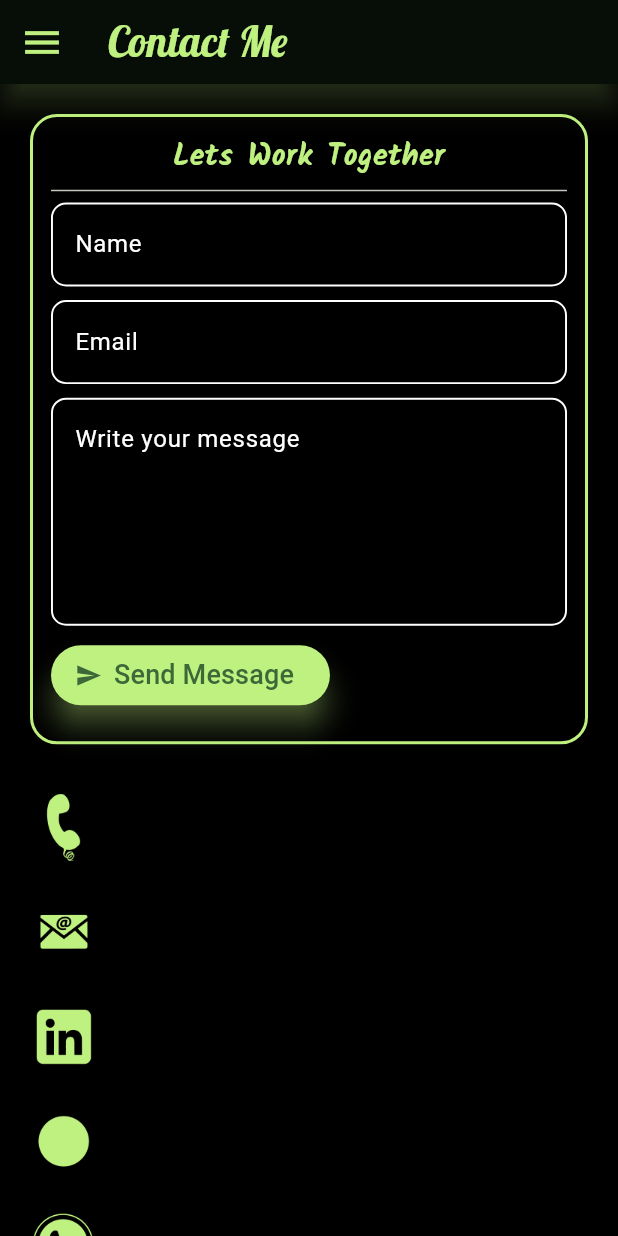
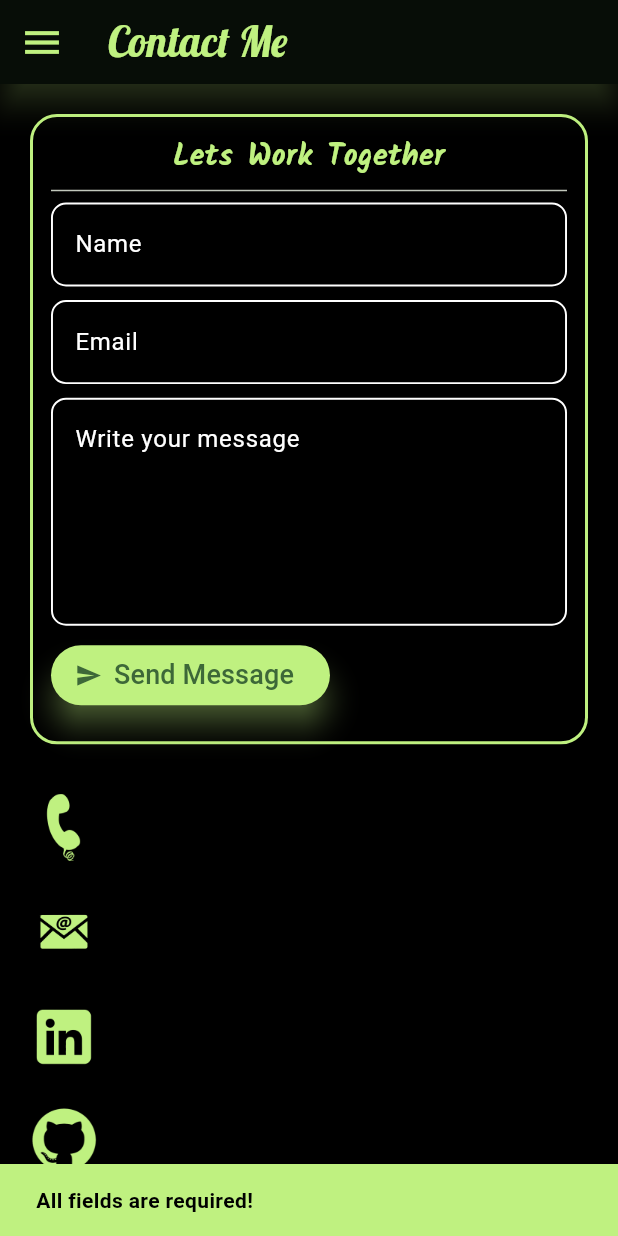
Before and after one commit to DeveloperSumit16/PortfolioApp, a Flutter app: the ContactMe screen opened directly, after a tap on "Send Message", on a phone screen of 412 x 824 dp. Run offline on Flutter 3.47's test engine with Material 3 defaults, Android fonts, the phone set to English and light mode, and no system bars; our stand-ins replace cloud_firestore, dio, firebase_core, firebase_storage, flutter_card_swiper, google_fonts and 3 more; accounts and stored records are empty.

Commit message:
final commit

```diff
--- a/lib/animations/lottie.dart
+++ b/lib/animations/lottie.dart
@@ -16,8 +16,8 @@ class _LottieAnimationState extends State<LottieAnimation> {
   @override
   void initState() {
     super.initState();
-    Timer(Duration(seconds: 3), () {
-      Navigator.of(context).pushReplacement(MaterialPageRoute(builder: (context) => MyPortfolio()));
+    Timer(const Duration(seconds: 3), () {
+      Navigator.of(context).pushReplacement(MaterialPageRoute(builder: (context) => const MyPortfolio()));
     });
   }
 
--- a/lib/screens/contact_me.dart
+++ b/lib/screens/contact_me.dart
@@ -1,3 +1,4 @@
+import 'package:cloud_firestore/cloud_firestore.dart';
 import 'package:flutter/material.dart';
 import 'package:google_fonts/google_fonts.dart';
 import 'package:odyssey/constants/colors.dart';
@@ -13,7 +14,9 @@ class ContactMe extends StatefulWidget {
 }
 
 class _ContactMeState extends State<ContactMe> {
-  bool _isOpen = false;
+  TextEditingController nameController = TextEditingController();
+  TextEditingController emailController = TextEditingController();
+  TextEditingController messageController = TextEditingController();
 
   @override
   Widget build(BuildContext context) {
@@ -29,7 +32,7 @@ class _ContactMeState extends State<ContactMe> {
             crossAxisAlignment: CrossAxisAlignment.start,
             children: [
               Container(
-                padding: EdgeInsets.all(12),
+                padding: const EdgeInsets.all(12),
                 width: double.infinity,
                 height: s.height * 0.51,
                 decoration: BoxDecoration(
@@ -49,6 +52,7 @@ class _ContactMeState extends State<ContactMe> {
                       ),
                       const Divider(),
                       TextFormField(
+                        controller: nameController,
                         cursorColor: Constants.mainColor,
                         style: const TextStyle(color: Constants.mainColor),
                         decoration: InputDecoration(
@@ -68,6 +72,7 @@ class _ContactMeState extends State<ContactMe> {
                       ),
                       SizedBox(height: s.height * 0.011),
                       TextFormField(
+                        controller: emailController,
                         cursorColor: Constants.mainColor,
                         style: const TextStyle(color: Constants.mainColor),
                         decoration: InputDecoration(
@@ -87,6 +92,7 @@ class _ContactMeState extends State<ContactMe> {
                       ),
                       SizedBox(height: s.height * 0.011),
                       TextFormField(
+                        controller: messageController,
                         maxLines: 5,
                         cursorColor: Constants.mainColor,
                         style: const TextStyle(color: Constants.mainColor),
@@ -112,7 +118,9 @@ class _ContactMeState extends State<ContactMe> {
                               backgroundColor: Constants.mainColor,
                               elevation: 8,
                               shadowColor: Constants.mainColor),
-                          onPressed: () {},
+                          onPressed: () async {
+                            await _sendMessage(context);
+                          },
                           icon: const Icon(Icons.send, size: 18),
                           label: const Text(
                             "Send Message",
@@ -125,15 +133,25 @@ class _ContactMeState extends State<ContactMe> {
                 ),
               ),
               SizedBox(height: s.height * 0.04),
-              IconWithAnimatedLabel(iconImage: "assets/images/phone_icon.png", labelText: "+91 832025660"),
+              const IconWithAnimatedLabel(
+                  iconImage: "assets/images/phone_icon.png",
+                  labelText: "+91 832025660"),
               SizedBox(height: s.height * 0.03),
-              IconWithAnimatedLabel(iconImage: "assets/images/email_icon.png", labelText: "kumarsumi.das2002@gmail.com"),
+              const IconWithAnimatedLabel(
+                  iconImage: "assets/images/email_icon.png",
+                  labelText: "kumarsumi.das2002@gmail.com"),
               SizedBox(height: s.height * 0.03),
-              IconWithAnimatedLabel(iconImage: "assets/images/linked_icon.png", labelText: "www.linkedin.com/in/sumit-kumar-das-7b4a8a2a4"),
+              const IconWithAnimatedLabel(
+                  iconImage: "assets/images/linked_icon.png",
+                  labelText: "www.linkedin.com/in/sumit-kumar-das-7b4a8a2a4"),
               SizedBox(height: s.height * 0.03),
-              IconWithAnimatedLabel(iconImage: "assets/images/github_icon.png", labelText: "www.Git_Hub_Link.com"),
+              const IconWithAnimatedLabel(
+                  iconImage: "assets/images/github_icon.png",
+                  labelText: "https://github.com/DeveloperSumit16"),
               SizedBox(height: s.height * 0.03),
-              IconWithAnimatedLabel(iconImage: "assets/images/whatsapp_icon.png", labelText: "+91 832025660"),
+              const IconWithAnimatedLabel(
+                  iconImage: "assets/images/whatsapp_icon.png",
+                  labelText: "+91 832025660"),
               SizedBox(height: s.height * 0.04),
             ],
           ),
@@ -141,4 +159,59 @@ class _ContactMeState extends State<ContactMe> {
       ),
     );
   }
+
+  Future<void> _sendMessage(BuildContext context) async {
+    String name = nameController.text;
+    String email = emailController.text;
+    String message = messageController.text;
+
+    if (name.isEmpty || email.isEmpty || message.isEmpty) {
+      ScaffoldMessenger.of(context).showSnackBar(
+        const SnackBar(
+          content: Text(
+            "All fields are required!",
+            style: TextStyle(
+                color: Constants.bodyColor, fontWeight: FontWeight.w700),
+          ),
+          backgroundColor: Constants.mainColor,
+        ),
+      );
+      return;
+    }
+
+    try {
+      await FirebaseFirestore.instance.collection('messages').add({
+        'name': name,
+        'email': email,
+        'message': message,
+        'timestamp': FieldValue.serverTimestamp(),
+      });
+
+      ScaffoldMessenger.of(context).showSnackBar(
+        const SnackBar(
+          content: Text(
+            "Message sent successfully!",
+            style: TextStyle(
+                color: Constants.bodyColor, fontWeight: FontWeight.w700),
+          ),
+          backgroundColor: Constants.mainColor,
+        ),
+      );
+
+      nameController.clear();
+      emailController.clear();
+      messageController.clear();
+    } catch (e) {
+      ScaffoldMessenger.of(context).showSnackBar(
+        SnackBar(
+          content: Text(
+            "Failed to send message: $e",
+            style: const TextStyle(
+                color: Constants.bodyColor, fontWeight: FontWeight.w700),
+          ),
+          backgroundColor: Constants.mainColor,
+        ),
+      );
+    }
+  }
 }
--- a/lib/screens/icon_with_animtion.dart
+++ b/lib/screens/icon_with_animtion.dart
@@ -31,22 +31,22 @@ class _IconWithAnimatedLabelState extends State<IconWithAnimatedLabel> {
             child: Image.asset(widget.iconImage, color: Constants.mainColor, scale: 8),
           ),
           AnimatedContainer(
-            duration: Duration(milliseconds: 300),
+            duration: const Duration(milliseconds: 300),
             curve: Curves.easeInOut,
             width: _isExpanded ? 200 : 0,
             height: s.height * 0.05,
-            padding: EdgeInsets.all(4),
+            padding: const EdgeInsets.all(4),
             decoration: BoxDecoration(
               color: Constants.mainColor,
               borderRadius: BorderRadius.circular(10),
             ),
             child: AnimatedOpacity(
-              duration: Duration(milliseconds: 300),
+              duration: const Duration(milliseconds: 300),
               opacity: _isExpanded ? 1 : 0,
               child: Center(
                 child: SelectableText(
                   widget.labelText,
-                  style: TextStyle(color: Colors.black, fontSize: 14),
+                  style: const TextStyle(color: Colors.black, fontSize: 14),
                 ),
               ),
             ),
--- a/lib/widgets/soft_skills.dart
+++ b/lib/widgets/soft_skills.dart
@@ -12,7 +12,6 @@ class SoftSkills extends StatelessWidget {
 
   @override
   Widget build(BuildContext context) {
-    var s = MediaQuery.of(context).size;
     return Row(
       children: [
         Expanded(
--- a/lib/widgets/work_containers.dart
+++ b/lib/widgets/work_containers.dart
@@ -16,7 +16,7 @@ class WorkContainers extends StatelessWidget {
 
     return Container(
       height: s.height / 1.35,
-      padding: EdgeInsets.all(10),
+      padding: const EdgeInsets.all(10),
       decoration: BoxDecoration(
         border: Border.all(color: Constants.mainColor, width: 4),
           color: Colors.white, borderRadius: BorderRadius.circular(10)),
@@ -28,11 +28,11 @@ class WorkContainers extends StatelessWidget {
               workTitle,
               style: GoogleFonts.playfairDisplay(color: Colors.black, fontSize: 24),
             ),
-            Divider(color: Constants.mainColor),
+            const Divider(color: Constants.mainColor),
             Image.asset(workImage, fit: BoxFit.cover, scale: 2, alignment: Alignment.center,),
             SizedBox(height: s.height*0.025),
             Container(
-              padding: EdgeInsets.all(8),
+              padding: const EdgeInsets.all(8),
               decoration: BoxDecoration(
                 color: Constants.mainColor,
                 border: Border.all(color: Constants.bodyColor, width: 2),
```
Also changed, not shown: lib/main.dart (+5 -2 lines), lib/screens/about_me.dart (+7 -8 lines), lib/screens/home.dart (+77 -13 lines), lib/screens/my_skills.dart (+5 -6 lines), lib/screens/test_download.dart (added, +79 -0 lines), lib/screens/work.dart (+7 -7 lines), pubspec.yaml (+14 -0 lines), assets/images/Odyssey.png (deleted), assets/images/android_logo.png (deleted), assets/images/app_icon.png (added), assets/images/food_app1.png (deleted), assets/images/github_icon.png, assets/images/profile1.jpg (deleted), assets/images/quiz_app1.png (deleted), 1 more files, 36 other files.
